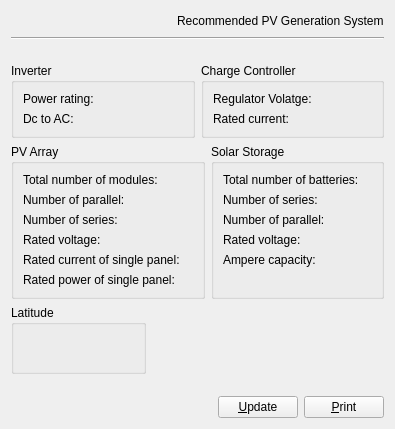
fashtop3/solar_pv_power_gen_system, file formrecomendedpvsystem.ui: the form before one commit.
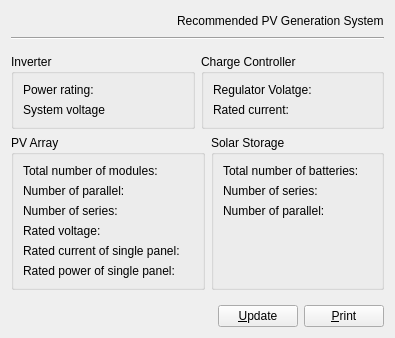
The form after the commit.

Diff of the .ui file:
```diff
--- a/formrecomendedpvsystem.ui
+++ b/formrecomendedpvsystem.ui
@@ -6,8 +6,8 @@
    <rect>
     <x>0</x>
     <y>0</y>
-    <width>369</width>
-    <height>429</height>
+    <width>361</width>
+    <height>338</height>
    </rect>
   </property>
   <property name="windowTitle">
@@ -78,7 +78,7 @@
           <item row="1" column="0">
            <widget class="QLabel" name="label_2">
             <property name="text">
-             <string>Dc to AC:</string>
+             <string>System voltage</string>
             </property>
            </widget>
           </item>
@@ -286,13 +286,6 @@
             </property>
            </widget>
           </item>
-          <item row="3" column="0">
-           <widget class="QLabel" name="label_13">
-            <property name="text">
-             <string>Rated voltage:</string>
-            </property>
-           </widget>
-          </item>
           <item row="2" column="1">
            <widget class="QLabel" name="numberOfBatteriesInParallelLabel">
             <property name="text">
@@ -301,20 +294,6 @@
            </widget>
           </item>
           <item row="3" column="1">
-           <widget class="QLabel" name="ratedBatteryVoltageLabel">
-            <property name="text">
-             <string/>
-            </property>
-           </widget>
-          </item>
-          <item row="4" column="0">
-           <widget class="QLabel" name="label_16">
-            <property name="text">
-             <string>Ampere capacity:</string>
-            </property>
-           </widget>
-          </item>
-          <item row="4" column="1">
            <widget class="QLabel" name="ampereCapacityLabel">
             <property name="text">
              <string/>
@@ -328,45 +307,6 @@
      </item>
     </layout>
    </item>
-   <item>
-    <layout class="QHBoxLayout" name="horizontalLayout_2">
-     <item>
-      <widget class="QGroupBox" name="groupBox_5">
-       <property name="title">
-        <string>Latitude</string>
-       </property>
-       <layout class="QVBoxLayout" name="verticalLayout_3">
-        <item>
-         <widget class="QLabel" name="latitudeLabel">
-          <property name="minimumSize">
-           <size>
-            <width>111</width>
-            <height>28</height>
-           </size>
-          </property>
-          <property name="text">
-           <string/>
-          </property>
-         </widget>
-        </item>
-       </layout>
-      </widget>
-     </item>
-     <item>
-      <spacer name="horizontalSpacer_3">
-       <property name="orientation">
-        <enum>Qt::Horizontal</enum>
-       </property>
-       <property name="sizeHint" stdset="0">
-        <size>
-         <width>40</width>
-         <height>20</height>
-        </size>
-       </property>
-      </spacer>
-     </item>
-    </layout>
-   </item>
    <item>
     <spacer name="verticalSpacer_2">
      <property name="orientation">
```
Left out of the diff: 16 changed lines with no effect on the pictures.
